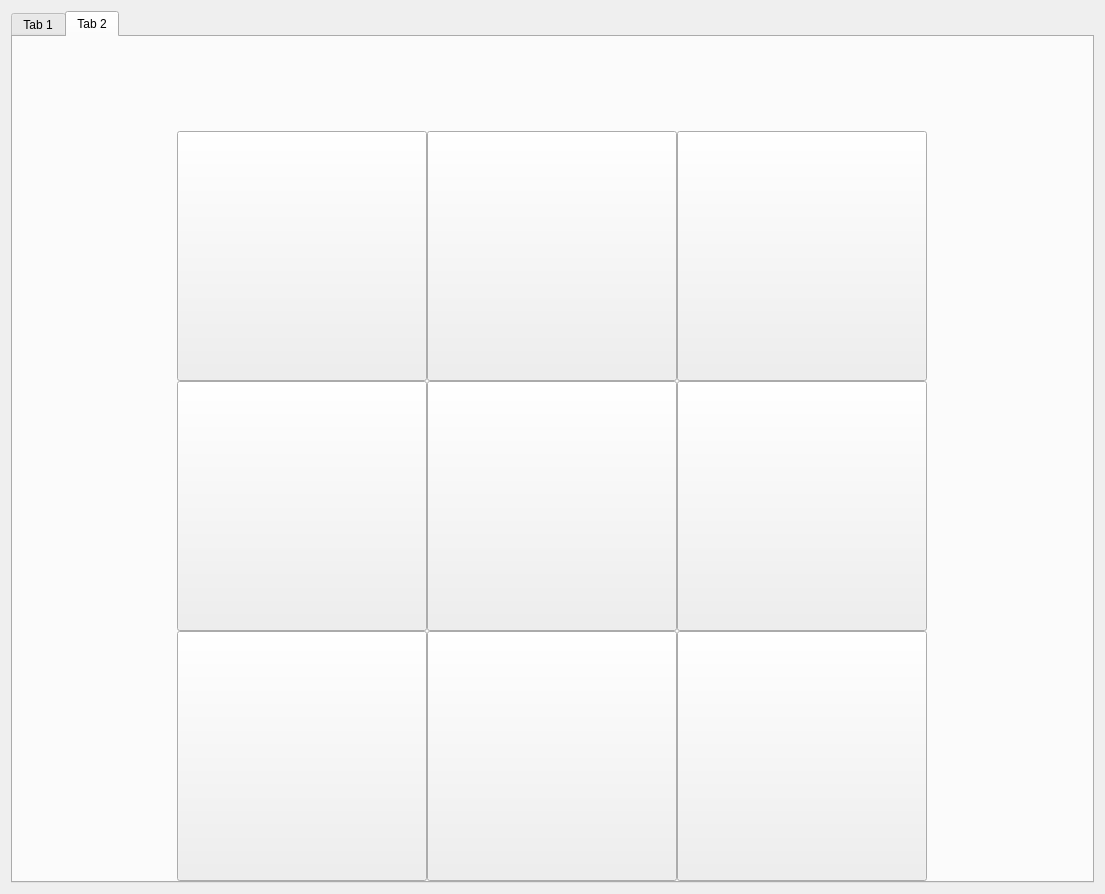
Qt form ui/Widget.ui (oviv-git/TicTacToe-PySide6) before a commit.
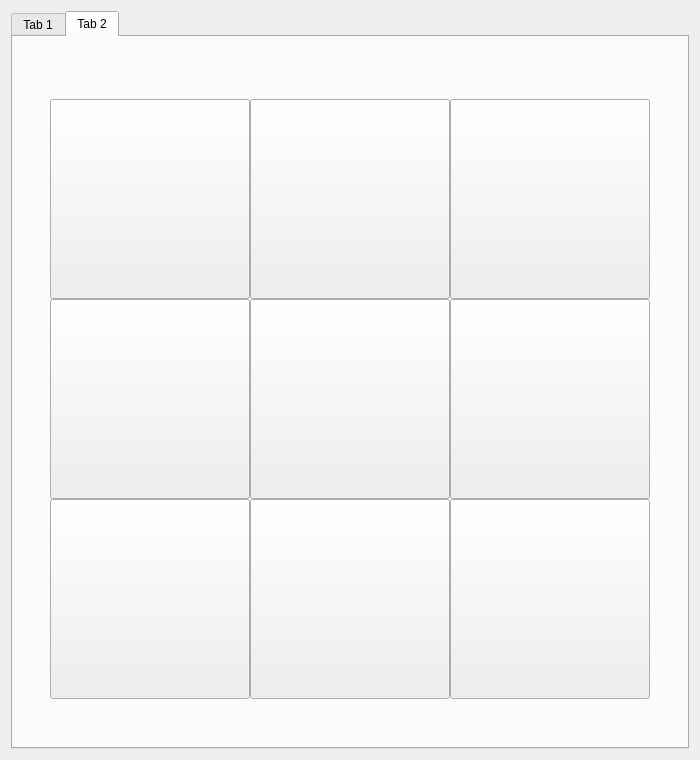
The same form after that commit. The open tabs and pages were chosen to show the change.

Commit message: finished most of the style just need to display the winning tiles

The edit to the form file:
```diff
--- a/ui/Widget.ui
+++ b/ui/Widget.ui
@@ -9,8 +9,8 @@
    <rect>
     <x>0</x>
     <y>0</y>
-    <width>1105</width>
-    <height>894</height>
+    <width>700</width>
+    <height>760</height>
    </rect>
   </property>
   <property name="sizePolicy">
@@ -19,6 +19,12 @@
     <verstretch>0</verstretch>
    </sizepolicy>
   </property>
+  <property name="minimumSize">
+   <size>
+    <width>700</width>
+    <height>760</height>
+   </size>
+  </property>
   <property name="baseSize">
    <size>
     <width>960</width>
@@ -28,6 +34,9 @@
   <property name="windowTitle">
    <string>Form</string>
   </property>
+  <property name="styleSheet">
+   <string notr="true"/>
+  </property>
   <layout class="QGridLayout" name="gridLayout_2">
    <item row="0" column="0">
     <widget class="QTabWidget" name="tabWidget">
@@ -235,29 +244,29 @@
       <attribute name="title">
        <string>Tab 2</string>
       </attribute>
-      <layout class="QVBoxLayout" name="verticalLayout_5" stretch="0,2">
+      <layout class="QVBoxLayout" name="verticalLayout_5" stretch="0,3">
        <property name="spacing">
         <number>0</number>
        </property>
        <property name="leftMargin">
-        <number>0</number>
+        <number>16</number>
        </property>
        <property name="topMargin">
         <number>0</number>
        </property>
        <property name="rightMargin">
-        <number>0</number>
+        <number>16</number>
        </property>
        <property name="bottomMargin">
-        <number>0</number>
+        <number>48</number>
        </property>
        <item>
         <layout class="QHBoxLayout" name="gameInfoLayout" stretch="2,1,0,1,2">
-         <item alignment="Qt::AlignHCenter">
+         <item alignment="Qt::AlignLeft">
           <widget class="QLabel" name="gameLabel_1">
            <property name="font">
             <font>
-             <pointsize>16</pointsize>
+             <pointsize>20</pointsize>
             </font>
            </property>
            <property name="text">
@@ -289,7 +298,7 @@
            <property name="sizeHint" stdset="0">
             <size>
              <width>0</width>
-             <height>60</height>
+             <height>40</height>
             </size>
            </property>
           </spacer>
@@ -310,11 +319,11 @@
            </property>
           </spacer>
          </item>
-         <item alignment="Qt::AlignHCenter">
+         <item alignment="Qt::AlignRight">
           <widget class="QLabel" name="gameLabel_2">
            <property name="font">
             <font>
-             <pointsize>16</pointsize>
+             <pointsize>20</pointsize>
             </font>
            </property>
            <property name="text">
@@ -347,8 +356,8 @@
              </property>
              <property name="maximumSize">
               <size>
-               <width>250</width>
-               <height>250</height>
+               <width>200</width>
+               <height>200</height>
               </size>
              </property>
              <property name="sizeIncrement">
@@ -392,8 +401,8 @@
              </property>
              <property name="maximumSize">
               <size>
-               <width>250</width>
-               <height>250</height>
+               <width>200</width>
+               <height>200</height>
               </size>
              </property>
              <property name="sizeIncrement">
@@ -437,8 +446,8 @@
              </property>
              <property name="maximumSize">
               <size>
-               <width>250</width>
-               <height>250</height>
+               <width>200</width>
+               <height>200</height>
               </size>
              </property>
              <property name="sizeIncrement">
@@ -486,8 +495,8 @@
              </property>
              <property name="maximumSize">
               <size>
-               <width>250</width>
-               <height>250</height>
+               <width>200</width>
+               <height>200</height>
               </size>
              </property>
              <property name="sizeIncrement">
@@ -531,8 +540,8 @@
              </property>
              <property name="maximumSize">
               <size>
-               <width>250</width>
-               <height>250</height>
+               <width>200</width>
+               <height>200</height>
               </size>
              </property>
              <property name="sizeIncrement">
@@ -576,8 +585,8 @@
              </property>
              <property name="maximumSize">
               <size>
-               <width>250</width>
-               <height>250</height>
+               <width>200</width>
+               <height>200</height>
               </size>
              </property>
              <property name="sizeIncrement">
@@ -625,8 +634,8 @@
              </property>
              <property name="maximumSize">
               <size>
-               <width>250</width>
-               <height>250</height>
+               <width>200</width>
+               <height>200</height>
               </size>
              </property>
              <property name="sizeIncrement">
@@ -670,8 +679,8 @@
              </property>
              <property name="maximumSize">
               <size>
-               <width>250</width>
-               <height>250</height>
+               <width>200</width>
+               <height>200</height>
               </size>
              </property>
              <property name="sizeIncrement">
@@ -715,8 +724,8 @@
              </property>
              <property name="maximumSize">
               <size>
-               <width>250</width>
-               <height>250</height>
+               <width>200</width>
+               <height>200</height>
               </size>
              </property>
              <property name="sizeIncrement">
```
Left out of the diff: 26 changed lines with no effect on the pictures. The commit also changes 6 other files.
